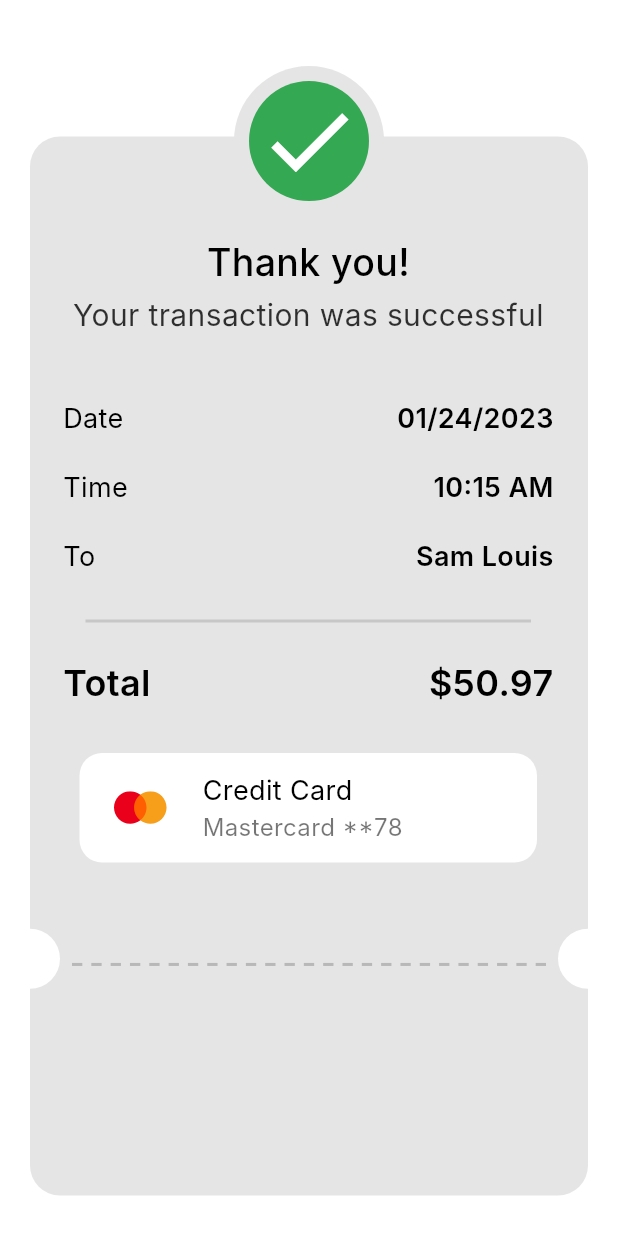
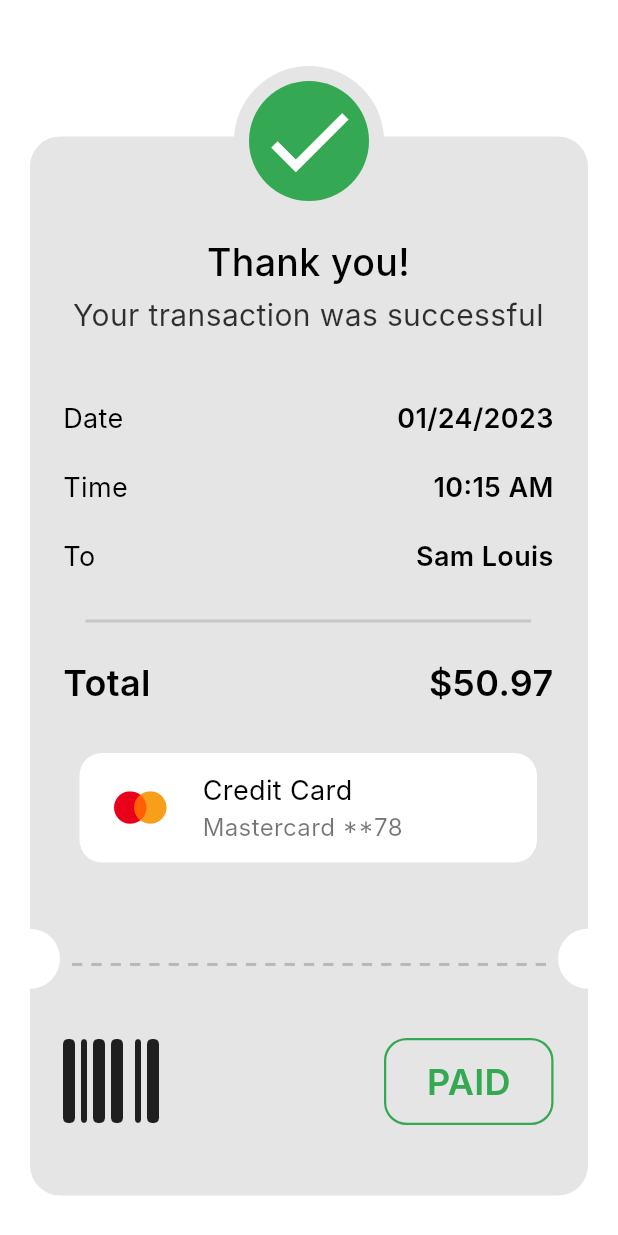
Before and after one commit to PhilopaterNabil/Checkout_Payment-App, a Flutter app: the ThankYouView screen opened directly, on a phone screen of 412 x 824 dp. Run offline on Flutter 3.47's test engine with Material 3 defaults, Android fonts, the phone set to English and light mode, and no system bars; our stand-ins replace flutter_credit_card, flutter_svg, font_awesome_flutter; Roboto replaces fonts that are missing (Inter).

Commit message:
Add FontAwesomeIcons to ThankYouCard and update dependencies for enhanced UI elements

```diff
--- a/lib/features/checkout/presentation/views/widgets/thank_you_card.dart
+++ b/lib/features/checkout/presentation/views/widgets/thank_you_card.dart
@@ -2,6 +2,7 @@ import 'package:checkout_payment_app/core/utils/app_text_styles.dart';
 import 'package:checkout_payment_app/features/checkout/presentation/views/widgets/card_info_widget.dart';
 import 'package:checkout_payment_app/features/checkout/presentation/views/widgets/order_info_item.dart';
 import 'package:flutter/material.dart';
+import 'package:font_awesome_flutter/font_awesome_flutter.dart';
 
 class ThankYouCard extends StatelessWidget {
   const ThankYouCard({super.key});
@@ -45,6 +46,33 @@ class ThankYouCard extends StatelessWidget {
           ),
           SizedBox(height: 30),
           CardInfoWidget(),
+          Spacer(),
+          Row(
+            mainAxisAlignment: MainAxisAlignment.spaceBetween,
+            children: [
+              Icon(
+                FontAwesomeIcons.barcode,
+                size: 64,
+              ),
+              Container(
+                height: 58,
+                width: 113,
+                decoration: ShapeDecoration(
+                  shape: RoundedRectangleBorder(
+                    side: BorderSide(width: 1.5, color: Color(0xFF34A853)),
+                    borderRadius: BorderRadius.circular(15),
+                  ),
+                ),
+                child: Center(
+                  child: Text(
+                    'PAID',
+                    style: AppTextStyles.font24BlackSemiBold.copyWith(color: Color(0xFF34A853)),
+                  ),
+                ),
+              ),
+            ],
+          ),
+          SizedBox(height: ((MediaQuery.sizeOf(context).height * 0.210 - 27) / 2) - 29)
         ],
       ),
     );
--- a/pubspec.yaml
+++ b/pubspec.yaml
@@ -33,6 +33,7 @@ dependencies:
     sdk: flutter
   flutter_credit_card: ^4.1.0
   flutter_svg: ^2.1.0
+  font_awesome_flutter: ^10.8.0
 
 dev_dependencies:
   flutter_lints: ^5.0.0
```
Also changed, not shown: pubspec.lock.
